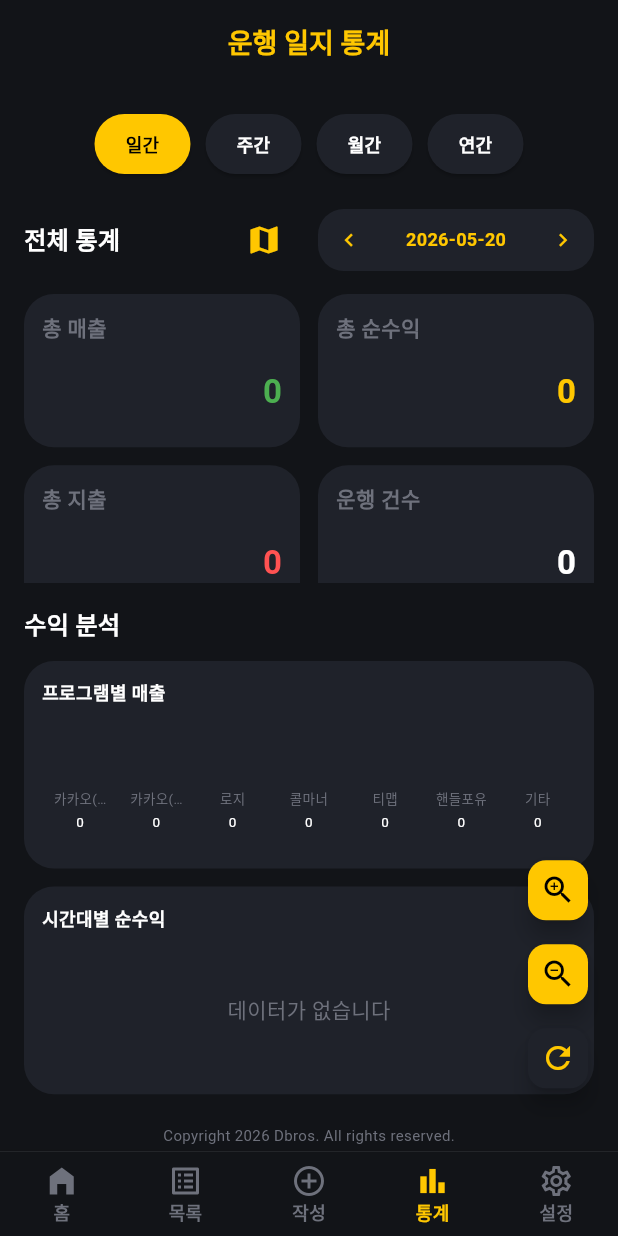
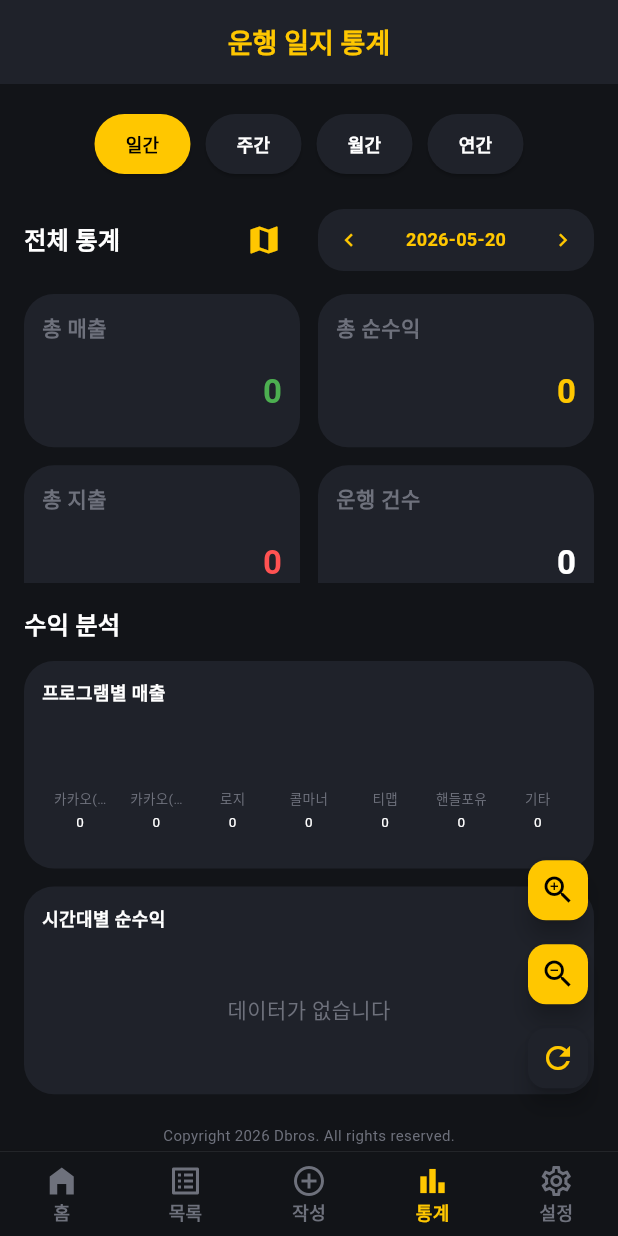
Before and after one commit to KIRA-hym/DbrosApp, a Flutter app: the screen it shows after launch, item 4 of the bottom bar chosen, on a phone screen of 412 x 824 dp. Run offline on Flutter 3.47's test engine with Material 3 defaults, Android fonts, the phone set to English and light mode, and no system bars; our stand-ins replace fl_chart, geocoding, geolocator, google_maps_flutter, image_picker, package_info_plus and 6 more; missing offline and left inert: android_intent_plus, flutter_file_dialog, flutter_overlay_window, google_mlkit_text_recognition, receive_sharing_intent, webview_flutter_android; accounts and stored records are empty; network calls fail; Roboto replaces fonts that are missing (GmarketSans); statements that could not run were skipped.

Commit message:
fix: AppBar 색상 통일 및 펼침 목록 일별 금액 세로 표시
AppBar (목록·작성·통계·설정 통일)
- lib/main.dart: appBarTheme.backgroundColor를 #1F222A로 변경 (기존 #121418 본문색과 구분)
- lib/screens/stats_page.dart: AppBar 배경 #1F222A, 제목을 titleLarge·굵게·골드로 목록/작성과 동일 (별도 큰 fontSize 제거)
- lib/screens/settings_page.dart: AppBar 배경 #1F222A, 제목 스타일 목록과 동일
- lib/screens/log_list_page.dart·write_log_page.dart: 목록/작성은 기존 #1F222A 유지
- 홈 화면은 AppBar에 #121418을 개별 지정해 있어 이번 변경 영향 없음

목록 (펼침 마스터-디테일)
- lib/screens/log_list_page.dart: 왼쪽 일별 행에서 masterDetailMode일 때 수입·지출·순익을 세로 3줄로 표시
- 좁은 왼쪽 열에서 순익/지출 겹침 해소, 금액은 ellipsis 처리
- 접힌·일반 목록 레이아웃(좌 순익·우 수입/지출)은 변경 없음

Co-authored-by: Cursor <cursoragent@cursor.com>

```diff
--- a/lib/main.dart
+++ b/lib/main.dart
@@ -159,7 +159,7 @@ class DbrosApp extends StatelessWidget {
                 surface: Color(0xFF1F222A),
               ),
               appBarTheme: AppBarTheme(
-                backgroundColor: const Color(0xFF121418),
+                backgroundColor: const Color(0xFF1F222A),
                 elevation: 0,
                 centerTitle: true,
                 titleTextStyle: TextStyle(
--- a/lib/screens/stats_page.dart
+++ b/lib/screens/stats_page.dart
@@ -554,7 +554,6 @@ class _StatsPageState extends State<StatsPage> {
     final isExpanded = ResponsiveLayout.isExpanded(context);
     final padding = isTablet ? 24.0 : math.min(16.0, screenWidth * 0.04);
     final fontScale = _uiFontScale(context);
-    final appBarFontSize = (isTablet ? 20.0 : 18.0) * fontScale;
     final buttonFontSize = (isTablet ? 14.0 : 12.0) * fontScale;
     final sectionTitleFontSize = (isTablet ? 18.0 : 16.0) * fontScale;
     final statCardTitleFontSize = (isTablet ? 16.0 : 14.0) * fontScale;
@@ -564,14 +563,13 @@ class _StatsPageState extends State<StatsPage> {
     return Scaffold(
       backgroundColor: const Color(0xFF121418),
       appBar: AppBar(
+        backgroundColor: const Color(0xFF1F222A),
         title: Text(
-          "운행 일지 통계",
-          style: TextStyle(
-            fontFamily: 'GmarketSans',
-            color: const Color(0xFFFFC700),
-            fontSize: appBarFontSize,
-            fontWeight: FontWeight.w700,
-          ),
+          '운행 일지 통계',
+          style: Theme.of(context).textTheme.titleLarge?.copyWith(
+                fontWeight: FontWeight.bold,
+                color: const Color(0xFFFFC700),
+              ),
         ),
       ),
       body: ResponsiveBody(
```
Also changed, not shown: lib/screens/log_list_page.dart (+78 -1 lines), lib/screens/settings_page.dart (+8 -1 lines).
